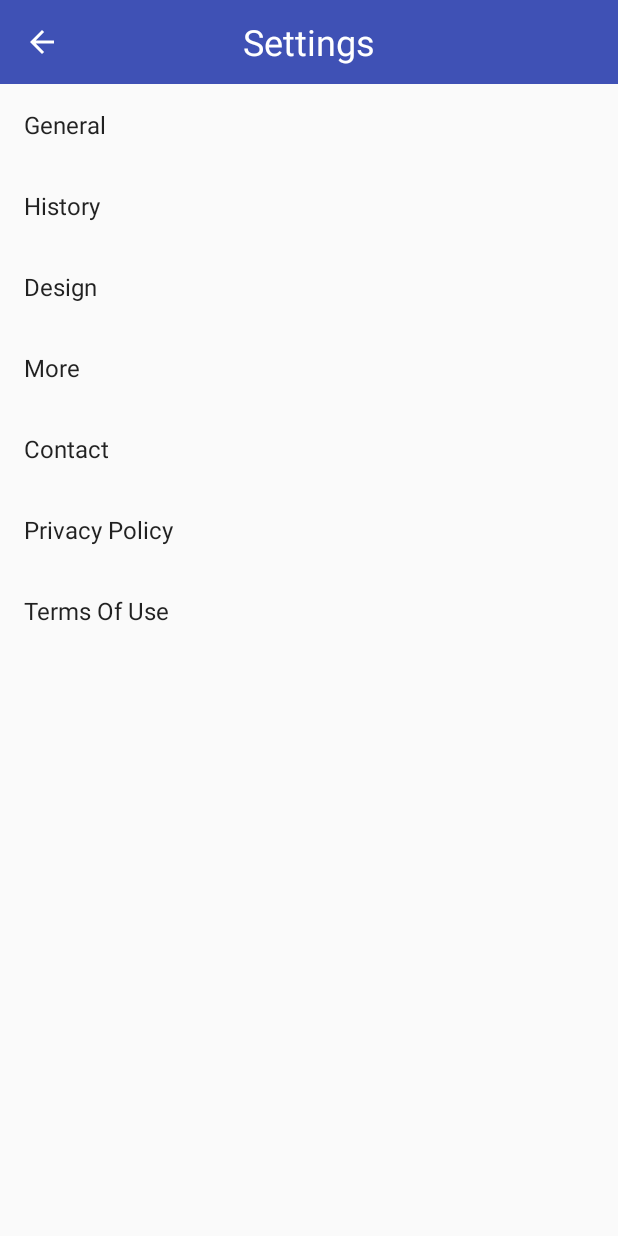
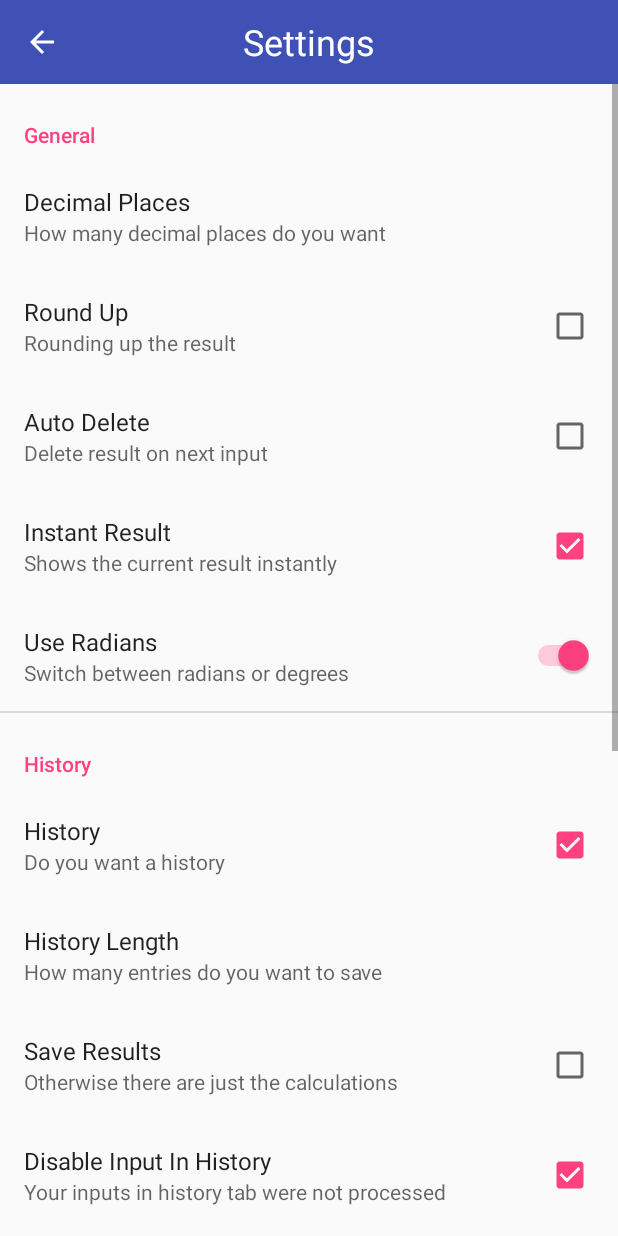
Before and after one commit to seniorlaguna/Calculator, an Android app: the SettingsActivity screen opened directly, with no data from a screen before it, on a phone screen of 412 x 824 dp. Run offline under Robolectric (Android 15) with nearby library versions, the phone set to English and light mode, and no system bars; our stand-ins replace Room's generated code, androidx.preference.

Commit message:
all settings on one fragment

```diff
--- a/app/src/main/java/org/seniorlaguna/calculator/settings/SettingsActivity.kt
+++ b/app/src/main/java/org/seniorlaguna/calculator/settings/SettingsActivity.kt
@@ -28,7 +28,7 @@ class SettingsActivity : AppCompatActivity(), View.OnClickListener {
             supportFragmentManager.beginTransaction().apply {
                 add(
                     R.id.fragment_container,
-                    SettingsOverviewFragment(),
+                    SettingsFragment(),
                     "overview"
                 )
                 commit()
--- /dev/null
+++ b/app/src/main/java/org/seniorlaguna/calculator/settings/SettingsFragment.kt
@@ -0,0 +1,122 @@
+package org.seniorlaguna.calculator.settings
+
+import android.os.Bundle
+import androidx.lifecycle.ViewModelProvider
+import androidx.preference.Preference
+import androidx.preference.PreferenceCategory
+import androidx.preference.PreferenceFragmentCompat
+import org.seniorlaguna.calculator.Calculation
+import org.seniorlaguna.calculator.GlobalViewModel
+import org.seniorlaguna.calculator.R
+import org.seniorlaguna.calculator.utils.openContact
+import org.seniorlaguna.calculator.utils.openPrivacyPolicy
+import org.seniorlaguna.calculator.utils.openTermsOfUse
+
+class SettingsFragment: PreferenceFragmentCompat(), Preference.OnPreferenceClickListener, Preference.OnPreferenceChangeListener {
+
+    // global view model
+    private lateinit var globalViewModel: GlobalViewModel
+
+    override fun onCreatePreferences(savedInstanceState: Bundle?, rootKey: String?) {
+
+        // get global view model
+        globalViewModel = ViewModelProvider(this)[GlobalViewModel::class.java]
+
+        addPreferencesFromResource(R.xml.settings)
+        initOnPreferenceClickListener()
+        initOnPreferenceChangeListener()
+        initPreferenceIconSpace()
+    }
+
+    override fun onPreferenceChange(preference: Preference, newValue: Any?): Boolean {
+
+        return try {
+            when (preference.key) {
+                getString(R.string.prefs_basic_calculator_decimal_places_key) -> isGreaterThanZero((newValue as String).toInt())
+                getString(R.string.prefs_basic_calculator_history_length_key) -> adjustDatabase((newValue as String).toInt())
+                getString(R.string.prefs_basic_calculator_precision_key) -> isGreaterThanZero((newValue as String).toInt())
+                getString(R.string.theme_key) -> changeTheme()
+                else -> true
+            }
+        } catch (e : Exception) {
+            false
+        }
+
+    }
+
+    override fun onPreferenceClick(preference: Preference): Boolean {
+        when (preference.key) {
+            getString(R.string.settings_privacy_key) -> openPrivacyPolicy(requireContext())
+            getString(R.string.settings_terms_key) -> openTermsOfUse(requireContext())
+            getString(R.string.settings_contact_key) -> openContact(requireContext())
+            getString(R.string.prefs_basic_calculator_history_clear_key) -> clearHistory()
+        }
+        return true
+    }
+
+    private fun initOnPreferenceClickListener() {
+        listOf<Preference?>(
+            findPreference<Preference>(getString(R.string.settings_privacy_key)),
+            findPreference<Preference>(getString(R.string.settings_terms_key)),
+            findPreference<Preference>(getString(R.string.settings_contact_key)),
+            findPreference<Preference>(getString(R.string.prefs_basic_calculator_history_clear_key))
+        ).forEach {
+            it?.onPreferenceClickListener = this
+        }
+    }
+
+    private fun initOnPreferenceChangeListener() {
+        listOf<Preference?>(
+            findPreference(getString(R.string.prefs_basic_calculator_decimal_places_key)),
+            findPreference(getString(R.string.prefs_basic_calculator_history_length_key)),
+            findPreference(getString(R.string.prefs_basic_calculator_precision_key)),
+            findPreference(getString(R.string.theme_key)),
+            findPreference(getString(R.string.prefs_basic_calculator_precision_key))
+        ).forEach {
+            it?.onPreferenceChangeListener = this
+        }
+    }
+
+    private fun adjustDatabase(value : Int) : Boolean {
+        if (value < 0) return false;
+
+        globalViewModel.database.adjustSize(Calculation.TYPE_BASIC, value)
+        globalViewModel.database.adjustSize(Calculation.TYPE_SCIENTIFIC, value)
+        return true
+    }
+
+    private fun changeTheme() : Boolean {
+        globalViewModel.settings.themeChanged = true
+        (requireActivity() as SettingsActivity).run {
+            recreate()
+        }
+        return true
+    }
+
+    private fun clearHistory() {
+        globalViewModel.database.clearCalculationHistory(Calculation.TYPE_BASIC)
+        globalViewModel.database.clearCalculationHistory(Calculation.TYPE_SCIENTIFIC)
+    }
+
+    private fun isGreaterThanZero(value : Int) = 0 <= value
+
+    private fun initPreferenceIconSpace(enabled : Boolean = false) {
+
+        for (i in 0 until preferenceScreen.preferenceCount) {
+            preferenceScreen.getPreference(i).run {
+                isIconSpaceReserved = enabled
+
+                // remove space from children
+                val category = (this as PreferenceCategory)
+                for (j in 0 until category.preferenceCount) {
+                    category.getPreference(j).run {
+                        isIconSpaceReserved = enabled
+                    }
+                }
+            }
+
+        }
+
+    }
+
+}
--- a/app/src/main/java/org/seniorlaguna/calculator/settings/SettingsOverviewFragment.kt
+++ /dev/null
@@ -1,58 +0,0 @@
-package org.seniorlaguna.calculator.settings
-
-import android.os.Bundle
-import androidx.lifecycle.ViewModelProvider
-import androidx.preference.Preference
-import androidx.preference.PreferenceFragmentCompat
-import org.seniorlaguna.calculator.GlobalViewModel
-import org.seniorlaguna.calculator.R
-import org.seniorlaguna.calculator.utils.openContact
-import org.seniorlaguna.calculator.utils.openPrivacyPolicy
-import org.seniorlaguna.calculator.utils.openTermsOfUse
-
-class SettingsOverviewFragment: PreferenceFragmentCompat(), Preference.OnPreferenceClickListener {
-
-    // global view model
-    private lateinit var globalViewModel: GlobalViewModel
-
-    override fun onCreatePreferences(savedInstanceState: Bundle?, rootKey: String?) {
-
-        // get global view model
-        globalViewModel = ViewModelProvider(this)[GlobalViewModel::class.java]
-
-        addPreferencesFromResource(R.xml.settings_overview)
-        initOnPreferenceClickListener()
-        initPreferenceIconSpace()
-    }
-
-    override fun onPreferenceClick(preference: Preference): Boolean {
-        when (preference.key) {
-            getString(R.string.settings_privacy_key) -> openPrivacyPolicy(requireContext())
-            getString(R.string.settings_terms_key) -> openTermsOfUse(requireContext())
-        getString(R.string.settings_contact_key) -> openContact(requireContext())
-        }
-        return true
-    }
-
-    private fun initOnPreferenceClickListener() {
-        listOf<Preference?>(
-            findPreference<Preference>(getString(R.string.settings_privacy_key)),
-            findPreference<Preference>(getString(R.string.settings_terms_key)),
-            findPreference<Preference>(getString(R.string.settings_contact_key))
-        ).forEach {
-            it?.onPreferenceClickListener = this
-        }
-    }
-
-    private fun initPreferenceIconSpace(enabled : Boolean = false) {
-
-        for (i in 0 until preferenceScreen.preferenceCount) {
-            preferenceScreen.getPreference(i).run {
-                isIconSpaceReserved = enabled
-            }
-
-        }
-
-    }
-
-}
--- /dev/null
+++ b/app/src/main/res/xml/settings.xml
@@ -0,0 +1,113 @@
+<?xml version="1.0" encoding="utf-8"?>
+<PreferenceScreen xmlns:app="http://schemas.android.com/apk/res-auto"
+    xmlns:android="http://schemas.android.com/apk/res/android">
+
+    <PreferenceCategory
+        android:title="@string/prefs_basic_calculator_category_general">
+
+        <EditTextPreference
+            android:singleLine="true"
+            android:key="@string/prefs_basic_calculator_decimal_places_key"
+            android:title="@string/prefs_basic_calculator_decimal_places_title"
+            android:summary="@string/prefs_basic_calculator_decimal_places_summary"
+            android:defaultValue="2" />
+
+        <CheckBoxPreference
+            android:key="@string/prefs_basic_calculator_round_up_key"
+            android:title="@string/prefs_basic_calculator_round_up_title"
+            android:summary="@string/prefs_basic_calculator_round_up_summary"
+            android:defaultValue="false"/>
+
+        <CheckBoxPreference
+            android:key="@string/prefs_basic_calculator_auto_delete_key"
+            android:title="@string/prefs_basic_calculator_auto_delete_title"
+            android:summary="@string/prefs_basic_calculator_auto_delete_summary"
+            android:defaultValue="false"/>
+
+        <CheckBoxPreference
+            android:key="@string/prefs_basic_calculator_instant_result_key"
+            android:title="@string/prefs_basic_calculator_instant_result_title"
+            android:summary="@string/prefs_basic_calculator_instant_result_summary"
+            android:defaultValue="true" />
+
+        <SwitchPreference
+            android:key="@string/prefs_prefs_scientific_calculator_rad_deg_key"
+            android:title="@string/prefs_prefs_scientific_calculator_rad_deg_title"
+            android:summary="@string/prefs_prefs_scientific_calculator_rad_deg_summary"
+            android:defaultValue="true" />
+
+    </PreferenceCategory>
+
+    <PreferenceCategory
+        android:title="@string/prefs_basic_calculator_category_history">
+        <CheckBoxPreference
+            android:key="@string/prefs_basic_calculator_history_key"
+            android:title="@string/prefs_basic_calculator_history_title"
+            android:summary="@string/prefs_basic_calculator_history_summary"
+            android:defaultValue="true"/>
+        <EditTextPreference
+            android:key="@string/prefs_basic_calculator_history_length_key"
+            android:title="@string/prefs_basic_calculator_history_length_title"
+            android:summary="@string/prefs_basic_calculator_history_length_summary"
+            android:defaultValue="20"
+            android:dependency="@string/prefs_basic_calculator_history_key"/>
+        <CheckBoxPreference
+            android:key="@string/prefs_basic_calculator_history_save_results_key"
+            android:title="@string/prefs_basic_calculator_history_save_results_title"
+            android:summary="@string/prefs_basic_calculator_history_save_results_summary"
+            android:defaultValue="false"
+            android:dependency="@string/prefs_basic_calculator_history_key"/>
+        <CheckBoxPreference
+            android:key="@string/prefs_basic_calculator_history_disable_input_key"
+            android:title="@string/prefs_basic_calculator_history_disable_input_title"
+            android:summary="@string/prefs_basic_calculator_history_disable_input_summary"
+            android:defaultValue="true"
+            android:dependency="@string/prefs_basic_calculator_history_key"/>
+        <CheckBoxPreference
+            android:key="@string/prefs_basic_calculator_history_switch_on_input_key"
+            android:title="@string/prefs_basic_calculator_history_switch_on_input_title"
+            android:summary="@string/prefs_basic_calculator_history_switch_on_input_summary"
+            android:defaultValue="true"
+            android:dependency="@string/prefs_basic_calculator_history_key"/>
+        <Preference
+            android:key="@string/prefs_basic_calculator_history_clear_key"
+            android:title="@string/prefs_basic_calculator_history_clear_title"
+            android:summary="@string/prefs_basic_calculator_history_clear_summary"
+            android:dependency="@string/prefs_basic_calculator_history_key"/>
+    </PreferenceCategory>
+
+    <PreferenceCategory
+        android:title="Design">
+
+        <ListPreference
+            android:key="@string/theme_key"
+            app:title="@string/prefs_basic_calculator_category_design"
+            app:useSimpleSummaryProvider="true"
+            android:entries="@array/theme_entries"
+            android:entryValues="@array/theme_values"
+            />
+
+    </PreferenceCategory>
+
+    <PreferenceCategory
+        android:title="@string/prefs_basic_calculator_category_advanced">
+
+        <EditTextPreference
+            android:key="@string/prefs_basic_calculator_precision_key"
+            android:title="@string/prefs_basic_calculator_precision_title"
+            android:summary="@string/prefs_basic_calculator_precision_summary"
+            android:defaultValue="1024"/>
+
+    </PreferenceCategory>
+
+    <PreferenceCategory>
+
+        <Preference app:key="@string/settings_contact_key" app:title="@string/settings_contact_title" />
+
+        <Preference app:key="@string/settings_privacy_key" app:title="@string/settings_privacy_title" />
+
+        <Preference app:key="@string/settings_terms_key" app:title="@string/settings_terms_title" />
+
+    </PreferenceCategory>
+
+</PreferenceScreen>
--- a/app/src/main/res/xml/settings_overview.xml
+++ /dev/null
@@ -1,32 +0,0 @@
-<?xml version="1.0" encoding="utf-8"?>
-<PreferenceScreen xmlns:app="http://schemas.android.com/apk/res-auto">
-
-    <Preference
-        app:fragment="org.seniorlaguna.calculator.settings.GeneralSettingsFragment"
-        app:title="@string/prefs_basic_calculator_category_general"
-        />
-
-    <Preference
-        app:fragment="org.seniorlaguna.calculator.settings.HistorySettingsFragment"
-        app:title="@string/prefs_basic_calculator_category_history"
-        />
-
-    <Preference
-        app:fragment="org.seniorlaguna.calculator.settings.DesignSettingsFragment"
-        app:title="@string/prefs_basic_calculator_category_design"
-        />
-
-    <Preference
-        app:fragment="org.seniorlaguna.calculator.settings.AdvancedSettingsFragment"
-        app:title="@string/navigation_drawer_group_more"
-        />
-
-
-        <Preference app:key="@string/settings_contact_key" app:title="@string/settings_contact_title" />
-
-        <Preference app:key="@string/settings_privacy_key" app:title="@string/settings_privacy_title" />
-
-        <Preference app:key="@string/settings_terms_key" app:title="@string/settings_terms_title" />
-
-
-</PreferenceScreen>
```
Also changed, not shown: app/src/main/java/org/seniorlaguna/calculator/settings/AdvancedSettingsFragment.kt (deleted, +0 -45 lines), app/src/main/java/org/seniorlaguna/calculator/settings/DesignSettingsFragment.kt (deleted, +0 -66 lines), app/src/main/java/org/seniorlaguna/calculator/settings/GeneralSettingsFragment.kt (deleted, +0 -79 lines), app/src/main/java/org/seniorlaguna/calculator/settings/HistorySettingsFragment.kt (deleted, +0 -61 lines), app/src/main/res/xml/advanced_preferences.xml (deleted, +0 -16 lines), app/src/main/res/xml/design_preferences.xml (deleted, +0 -18 lines), app/src/main/res/xml/general_preferences.xml (deleted, +0 -41 lines), app/src/main/res/xml/history_preferences.xml (deleted, +0 -44 lines).
